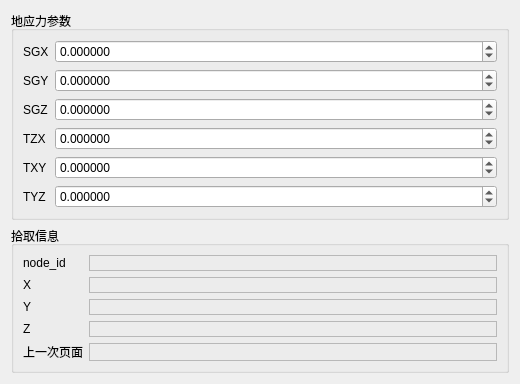
Old version of the form plugins/Base_PhysicalField/GeoStressPointPage.ui in the repository asd977/base_cae.
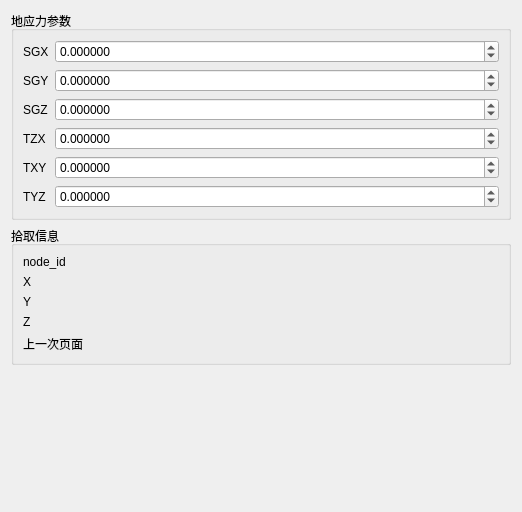
New version of the form.

Diff of the .ui file:
```diff
--- a/plugins/Base_PhysicalField/GeoStressPointPage.ui
+++ b/plugins/Base_PhysicalField/GeoStressPointPage.ui
@@ -6,8 +6,8 @@
    <rect>
     <x>0</x>
     <y>0</y>
-    <width>520</width>
-    <height>360</height>
+    <width>522</width>
+    <height>512</height>
    </rect>
   </property>
   <property name="windowTitle">
@@ -164,7 +164,7 @@
       <item row="0" column="0">
        <widget class="QLabel" name="labelNodeId">
         <property name="sizePolicy">
-         <sizepolicy hsizetype="Fixed" vsizetype="Preferred">
+         <sizepolicy hsizetype="Fixed" vsizetype="Fixed">
           <horstretch>0</horstretch>
           <verstretch>0</verstretch>
          </sizepolicy>
@@ -177,7 +177,7 @@
       <item row="0" column="1">
        <widget class="QLabel" name="labelNodeIdValue">
         <property name="frameShape">
-         <enum>QFrame::Shape::StyledPanel</enum>
+         <enum>QFrame::NoFrame</enum>
         </property>
         <property name="text">
          <string/>
@@ -194,7 +194,7 @@
       <item row="1" column="1">
        <widget class="QLabel" name="labelXValue">
         <property name="frameShape">
-         <enum>QFrame::Shape::StyledPanel</enum>
+         <enum>QFrame::NoFrame</enum>
         </property>
         <property name="text">
          <string/>
@@ -211,7 +211,7 @@
       <item row="2" column="1">
        <widget class="QLabel" name="labelYValue">
         <property name="frameShape">
-         <enum>QFrame::Shape::StyledPanel</enum>
+         <enum>QFrame::NoFrame</enum>
         </property>
         <property name="text">
          <string/>
@@ -228,7 +228,7 @@
       <item row="3" column="1">
        <widget class="QLabel" name="labelZValue">
         <property name="frameShape">
-         <enum>QFrame::Shape::StyledPanel</enum>
+         <enum>QFrame::NoFrame</enum>
         </property>
         <property name="text">
          <string/>
@@ -245,7 +245,7 @@
       <item row="4" column="1">
        <widget class="QLabel" name="labelPrevOwnerValue">
         <property name="frameShape">
-         <enum>QFrame::Shape::StyledPanel</enum>
+         <enum>QFrame::NoFrame</enum>
         </property>
         <property name="text">
          <string/>
@@ -257,9 +257,6 @@
    </item>
    <item>
     <spacer name="verticalSpacer">
-     <property name="orientation">
-      <enum>Qt::Orientation::Vertical</enum>
-     </property>
      <property name="sizeHint" stdset="0">
       <size>
        <width>20</width>
```
